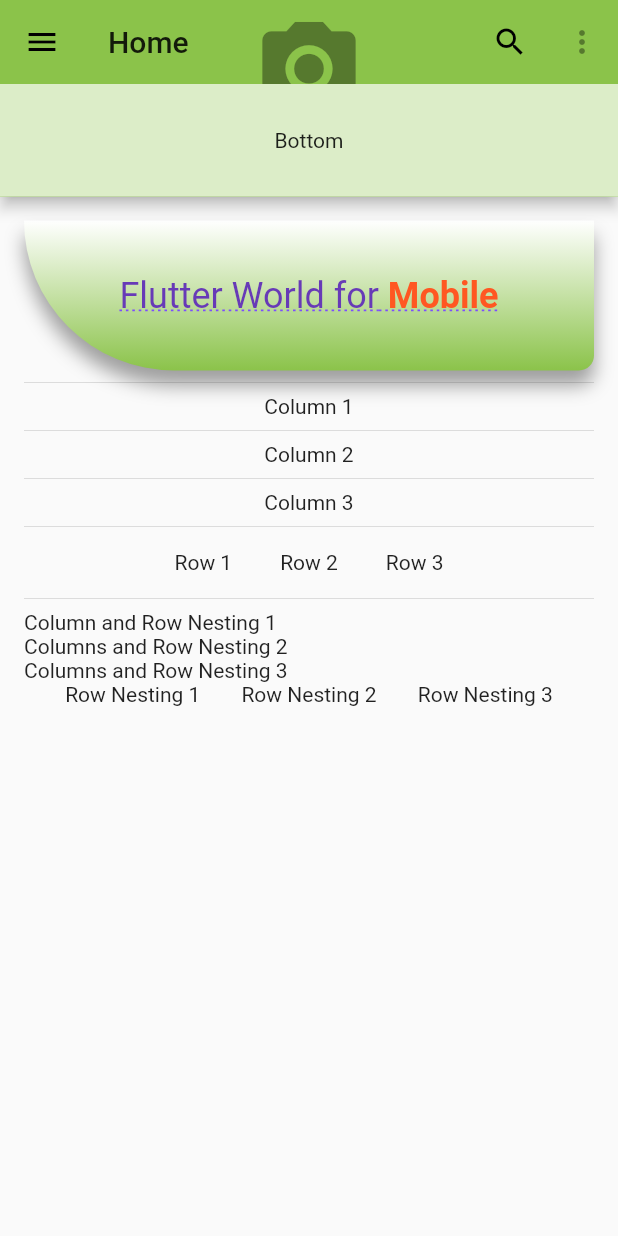
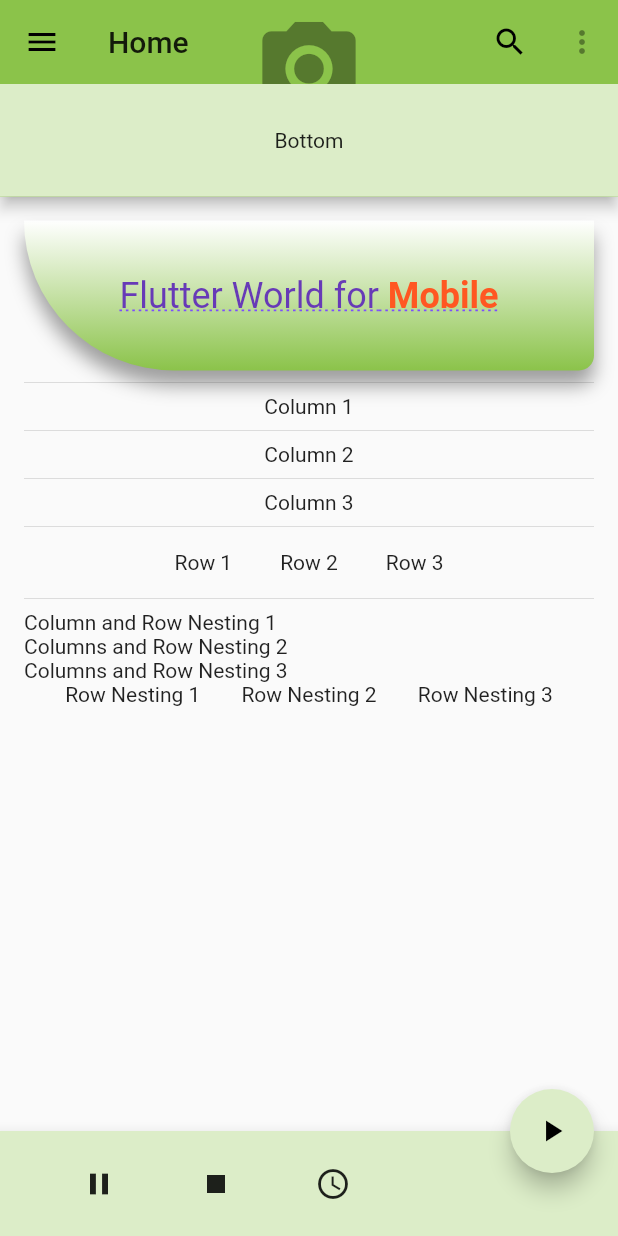
Before and after one commit to akashi4/flutter_application, a Flutter app: the screen it shows after launch, on a phone screen of 412 x 824 dp. Run offline on Flutter 3.47's test engine with Material 2 defaults, Android fonts, the phone set to English and light mode, and no system bars.

Commit message:
floatingnButton and bottomNavbar added

```diff
--- a/lib/pages/home.dart
+++ b/lib/pages/home.dart
@@ -58,11 +58,39 @@ class _HomeState extends State<Home> {
                 ],
               ),
             ),
-          )),
+          )
+      ),
+      floatingActionButtonLocation: FloatingActionButtonLocation.endDocked,
+      floatingActionButton: FloatingActionButton(
+        onPressed: (){},
+        child: Icon(Icons.play_arrow),
+        backgroundColor: Colors.lightGreen.shade100,
+      ),
+      bottomNavigationBar: const bottomNavBarWidget(),
     );
   }
 }
+class bottomNavBarWidget extends StatelessWidget{
+  const bottomNavBarWidget({
+    Key key,
+}): super(key: key);
 
+  Widget build(BuildContext context){
+    return BottomAppBar(
+     // hasNotch: true,
+      color: Colors.lightGreen.shade100,
+      child: Row(
+        mainAxisAlignment: MainAxisAlignment.spaceEvenly,
+        children: <Widget>[
+          Icon(Icons.pause),
+          Icon(Icons.stop),
+          Icon(Icons.access_time),
+          Padding(padding: EdgeInsets.all(35))
+        ],
+      ),
+    );
+  }
+}
 class ContainerWithBoxDecorationWidget extends StatelessWidget {
   const ContainerWithBoxDecorationWidget({
     Key key,
```
